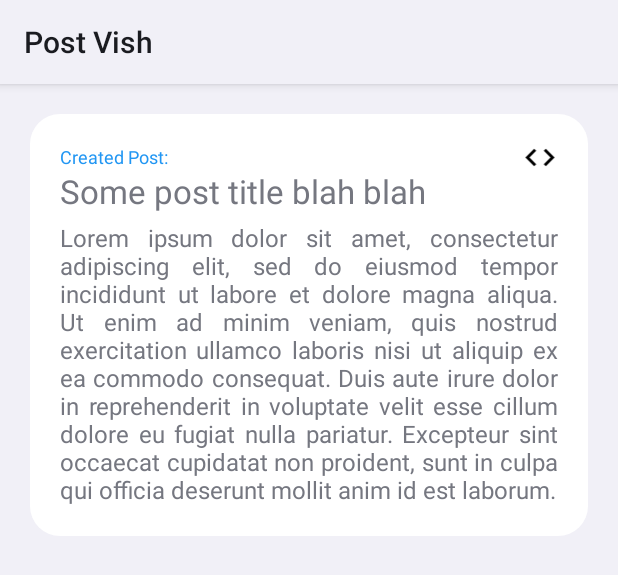
After one commit to hrithikvish/Learning-MVVM-Posts-App, an Android app: the layout dialog_create_update_delete_response.xml on its own in the app's theme, with its tools: preview values and no code run, on a phone screen of 412 x 824 dp. The commit adds this screen. Shown: the top 575 px of the screen. Run offline under Robolectric (Android 15) with nearby library versions, the phone set to English and light mode, and no system bars; network calls fail.

Commit message:
Added custom dialog for Create Post response

```diff
--- /dev/null
+++ b/app/src/main/res/drawable/ic_code.xml
@@ -0,0 +1,5 @@
+<vector xmlns:android="http://schemas.android.com/apk/res/android" android:height="24dp" android:tint="#000000" android:viewportHeight="24" android:viewportWidth="24" android:width="24dp">
+
+    <path android:fillColor="@android:color/white" android:pathData="M9.4,16.6L4.8,12l4.6,-4.6L8,6l-6,6 6,6 1.4,-1.4zM14.6,16.6l4.6,-4.6 -4.6,-4.6L16,6l6,6 -6,6 -1.4,-1.4z"/>
+
+</vector>
--- /dev/null
+++ b/app/src/main/res/drawable/ic_code_off.xml
@@ -0,0 +1,5 @@
+<vector xmlns:android="http://schemas.android.com/apk/res/android" android:height="24dp" android:tint="#000000" android:viewportHeight="24" android:viewportWidth="24" android:width="24dp">
+
+    <path android:fillColor="@android:color/white" android:pathData="M19.17,12l-4.58,-4.59L16,6l6,6l-3.59,3.59L17,14.17L19.17,12zM1.39,4.22l4.19,4.19L2,12l6,6l1.41,-1.41L4.83,12L7,9.83l12.78,12.78l1.41,-1.41L2.81,2.81L1.39,4.22z"/>
+
+</vector>
--- /dev/null
+++ b/app/src/main/res/drawable/rounded_corners_bg.xml
@@ -0,0 +1,6 @@
+<?xml version="1.0" encoding="utf-8"?>
+<shape xmlns:android="http://schemas.android.com/apk/res/android">
+    <solid android:color="@color/white" />
+    <corners
+        android:radius="20dp" />
+</shape>
--- /dev/null
+++ b/app/src/main/res/layout/dialog_create_update_delete_response.xml
@@ -0,0 +1,75 @@
+<?xml version="1.0" encoding="utf-8"?>
+<androidx.constraintlayout.widget.ConstraintLayout xmlns:android="http://schemas.android.com/apk/res/android"
+    xmlns:app="http://schemas.android.com/apk/res-auto"
+    xmlns:tools="http://schemas.android.com/tools"
+    android:layout_width="match_parent"
+    android:layout_height="wrap_content">
+
+    <androidx.constraintlayout.widget.ConstraintLayout
+        android:layout_width="match_parent"
+        android:layout_height="wrap_content"
+        android:layout_margin="20dp"
+        android:background="@drawable/rounded_corners_bg"
+        android:padding="20dp"
+        app:layout_constraintBottom_toBottomOf="parent"
+        app:layout_constraintEnd_toEndOf="parent"
+        app:layout_constraintStart_toStartOf="parent"
+        app:layout_constraintTop_toTopOf="parent">
+
+        <TextView
+            android:id="@+id/response_tv_head"
+            android:layout_width="match_parent"
+            android:layout_height="wrap_content"
+            android:textColor="@color/highlight_text_color"
+            android:textSize="12sp"
+            app:layout_constraintEnd_toEndOf="parent"
+            app:layout_constraintStart_toStartOf="parent"
+            app:layout_constraintTop_toTopOf="parent"
+            tools:text="Created Post: " />
+
+        <ImageView
+            android:id="@+id/show_raw_response_iv"
+            android:layout_width="wrap_content"
+            android:layout_height="wrap_content"
+            android:src="@drawable/ic_code"
+            android:tooltipText="View raw"
+            app:layout_constraintBottom_toBottomOf="@id/response_tv_head"
+            app:layout_constraintEnd_toEndOf="parent"
+            app:layout_constraintTop_toTopOf="@id/response_tv_head" />
+
+        <TextView
+            android:id="@+id/postTitle"
+            android:layout_width="match_parent"
+            android:layout_height="wrap_content"
+            android:justificationMode="inter_word"
+            android:textSize="22sp"
+            app:layout_constraintEnd_toEndOf="parent"
+            app:layout_constraintStart_toStartOf="parent"
+            app:layout_constraintTop_toBottomOf="@id/response_tv_head"
+            tools:text="Some post title blah blah" />
+
+        <TextView
+            android:id="@+id/postBody"
+            android:layout_width="match_parent"
+            android:layout_height="wrap_content"
+            android:layout_marginTop="5dp"
+            android:justificationMode="inter_word"
+            android:textSize="16sp"
+            app:layout_constraintEnd_toEndOf="parent"
+            app:layout_constraintStart_toStartOf="parent"
+            app:layout_constraintTop_toBottomOf="@id/postTitle"
+            tools:ignore="VisualLintLongText"
+            tools:text="@string/lorem_ipsum" />
+
+        <TextView
+            android:id="@+id/rawResponseTv"
+            android:layout_width="match_parent"
+            android:layout_height="wrap_content"
+            android:layout_marginTop="5dp"
+            android:justificationMode="inter_word"
+            android:visibility="gone"
+            app:layout_constraintTop_toBottomOf="@id/response_tv_head" />
+
+    </androidx.constraintlayout.widget.ConstraintLayout>
+
+</androidx.constraintlayout.widget.ConstraintLayout>
--- a/app/src/main/res/values/strings.xml
+++ b/app/src/main/res/values/strings.xml
@@ -27,4 +27,5 @@
     <string name="add_note">Add Note</string>
     <string name="posts">Posts</string>
     <string name="create_post">Create Post</string>
+    <string name="lorem_ipsum">Lorem ipsum dolor sit amet, consectetur adipiscing elit, sed do eiusmod tempor incididunt ut labore et dolore magna aliqua. Ut enim ad minim veniam, quis nostrud exercitation ullamco laboris nisi ut aliquip ex ea commodo consequat. Duis aute irure dolor in reprehenderit in voluptate velit esse cillum dolore eu fugiat nulla pariatur. Excepteur sint occaecat cupidatat non proident, sunt in culpa qui officia deserunt mollit anim id est laborum.</string>
 </resources>
```
Also changed, not shown: app/src/main/java/com/hrithikvish/mvvmpostsapp/AddPostBottomSheetDialogFragment.kt (+15 -4 lines), app/src/main/java/com/hrithikvish/mvvmpostsapp/CreateUpdateDeleteResponseDialog.kt (added, +79 -0 lines), app/src/main/res/layout/fragment_add_post_bottom_sheet_dialog.xml (+10 -11 lines).
